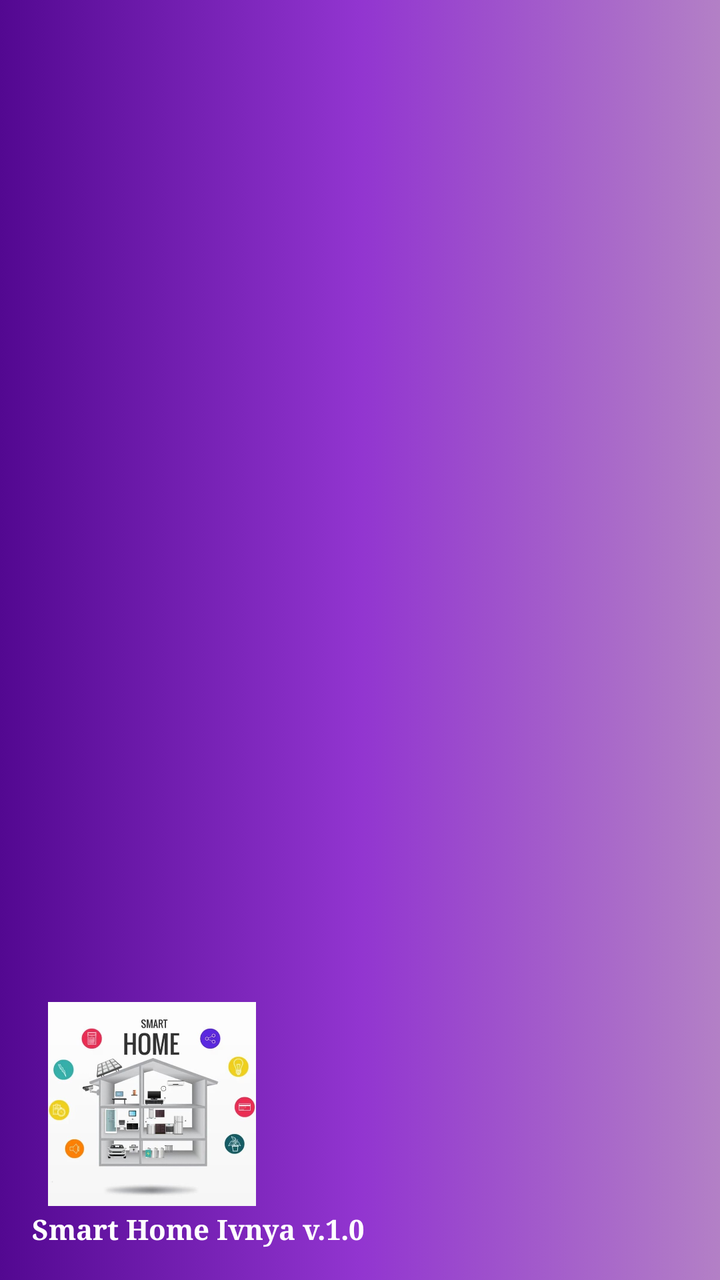
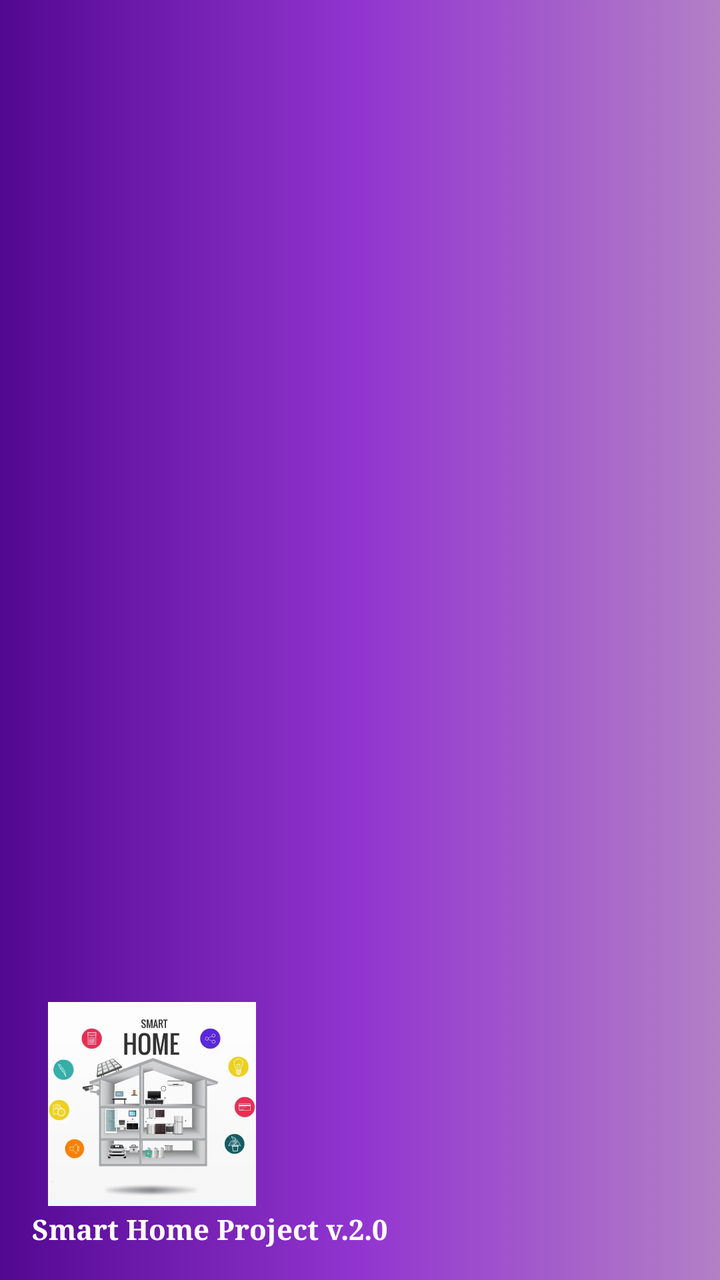

An Android layout rendered at two revisions. The XML below is the earlier revision; the diff shows what the commit changed to produce the second picture.
<!-- AndroidManifest.xml: application theme Theme.HomeWeatherStationApp -->
<!-- res/layout/nav_header_main.xml -->
<?xml version="1.0" encoding="utf-8"?>
<LinearLayout xmlns:android="http://schemas.android.com/apk/res/android"
    xmlns:app="http://schemas.android.com/apk/res-auto"
    android:layout_width="match_parent"
    android:layout_height="@dimen/nav_header_height"
    android:background="@drawable/mygradient"
    android:gravity="bottom"
    android:orientation="vertical"
    android:paddingLeft="@dimen/activity_horizontal_margin"
    android:paddingTop="@dimen/activity_vertical_margin"
    android:paddingRight="@dimen/activity_horizontal_margin"
    android:paddingBottom="@dimen/activity_vertical_margin"
    android:theme="@style/ThemeOverlay.AppCompat.Dark">

    <ImageView
        android:id="@+id/imageView"
        android:layout_marginLeft="5dp"
        android:layout_marginTop="0dp"
        android:layout_width="110dp"
        android:layout_height="110dp"
        android:contentDescription="@string/nav_header_desc"
        android:paddingTop="@dimen/nav_header_vertical_spacing"
        app:srcCompat="@drawable/main" />

    <TextView
        android:layout_width="match_parent"
        android:layout_height="wrap_content"
        android:fontFamily="serif"
        android:paddingTop="2dp"
        android:text="Smart Home Ivnya v.1.0"
        android:textAlignment="viewStart"
        android:textAppearance="@style/TextAppearance.AppCompat.Body1"
        android:textStyle="bold" />

</LinearLayout>
<!-- resources referenced by this layout -->
<resources>
  <dimen name="activity_horizontal_margin">16dp</dimen>
  <dimen name="activity_vertical_margin">16dp</dimen>
  <dimen name="nav_header_height">176dp</dimen>
  <dimen name="nav_header_vertical_spacing">8dp</dimen>
  <!-- drawable main: jpg bitmap (drawable, 28357 bytes) -->
  <!-- drawable mygradient (drawable) -->
  <?xml version="1.0" encoding="utf-8"?>
  <selector xmlns:android="http://schemas.android.com/apk/res/android">
  
      <item>
          <shape>
              <gradient
                  android:startColor="#530891"
                  android:centerColor="#9235D0"
                  android:endColor="#B380C6"
                  android:type="linear"/>
          </shape>
      </item>
  </selector>
  <string name="nav_header_desc">Navigation header</string>
  <style name="Theme.HomeWeatherStationApp" parent="Theme.MaterialComponents.DayNight.DarkActionBar">
          
          <item name="colorPrimary">@color/purple_500</item>
          <item name="colorPrimaryVariant">@color/purple_700</item>
          <item name="colorOnPrimary">@color/white</item>
          
          <item name="colorSecondary">@color/teal_200</item>
          <item name="colorSecondaryVariant">@color/teal_700</item>
          <item name="colorOnSecondary">@color/black</item>
          
          <item name="android:statusBarColor" tools:targetApi="l">?attr/colorPrimaryVariant</item>
          
      </style>
  <color name="purple_500">#FF6200EE</color>
  <color name="purple_700">#FF3700B3</color>
  <color name="white">#FFFFFFFF</color>
  <color name="teal_200">#FF03DAC5</color>
  <color name="teal_700">#FF018786</color>
  <color name="black">#FF000000</color>
</resources>

<!-- the commit's change to res/layout/nav_header_main.xml (unified diff, before → after) -->
@@ -27,7 +27,7 @@
         android:layout_height="wrap_content"
         android:fontFamily="serif"
         android:paddingTop="2dp"
-        android:text="Smart Home Ivnya v.1.0"
+        android:text="Smart Home Project v.2.0"
         android:textAlignment="viewStart"
         android:textAppearance="@style/TextAppearance.AppCompat.Body1"
         android:textStyle="bold" />
